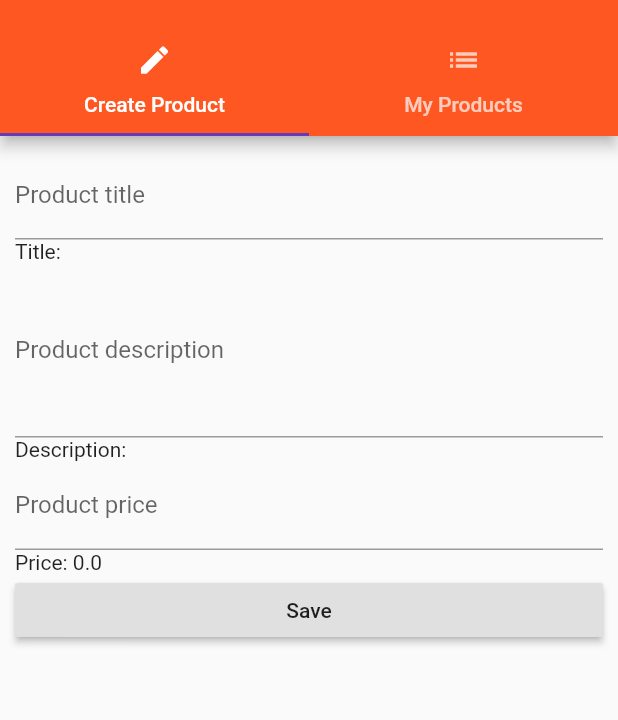
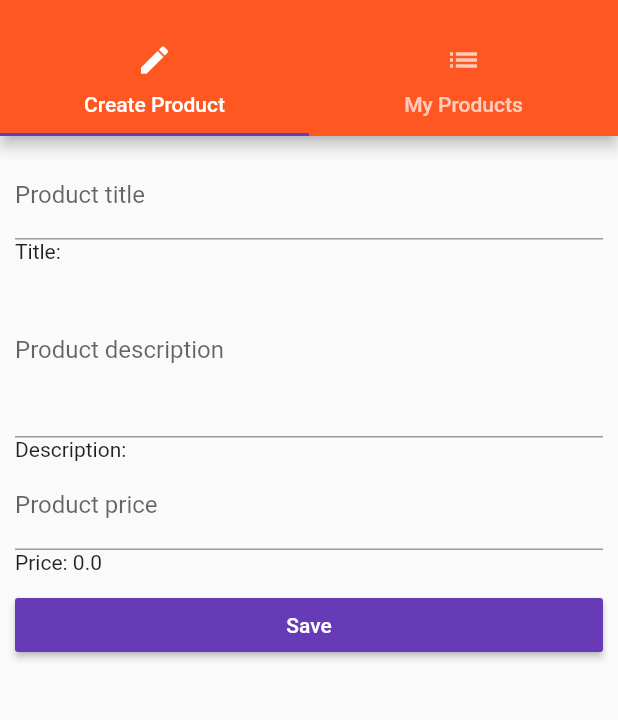
Before and after one commit to GelsonMR/flutter_course, a Flutter app: the ProductsAdminPage screen opened by its route, on a phone screen of 412 x 824 dp, the part 59-779 px from its top. Run offline on Flutter 3.47's test engine with Material 2 defaults, Android fonts, the phone set to English and light mode, and no system bars.

Commit message:
Updated save button style and added spacing

```diff
--- a/lib/pages/product_create.dart
+++ b/lib/pages/product_create.dart
@@ -53,8 +53,11 @@ class _ProductCreatePageState extends State<ProductCreatePage> {
             },
           ),
           Text('Price: ' + priceValue.toString()),
+          SizedBox(height: 10.0,),
           RaisedButton(
             child: Text('Save'),
+            color: Theme.of(context).accentColor,
+            textColor: Colors.white,
             onPressed: () {
               final Map<String, dynamic> product = {
                 'title': titleValue,
```
